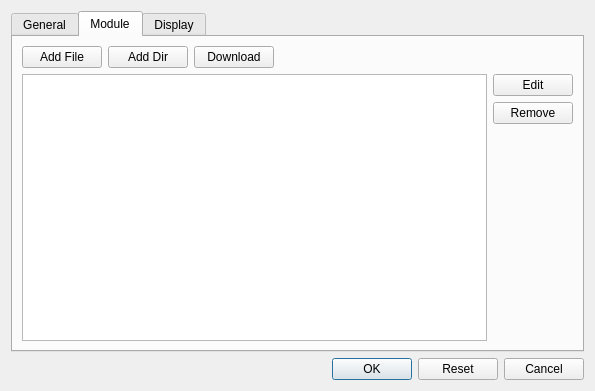
The window that src/ui/dialog/settingsdialog.ui (metaxy/openBibleViewer) describes before a commit, drawn with Qt 5.
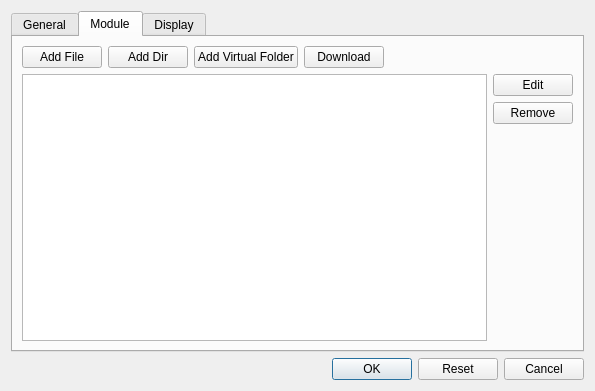
The same window after the commit. The open tabs and pages were chosen to show the change. Icons and pictures are not drawn.

Commit message: working on virtual folder

The edit to the form file:
```diff
--- a/src/ui/dialog/settingsdialog.ui
+++ b/src/ui/dialog/settingsdialog.ui
@@ -107,6 +107,13 @@
              </property>
             </widget>
            </item>
+           <item>
+            <widget class="QPushButton" name="pushButton_addVFolder">
+             <property name="text">
+              <string>Add Virtual Folder</string>
+             </property>
+            </widget>
+           </item>
            <item>
             <widget class="QPushButton" name="pushButton_downloadModule">
              <property name="text">
```
Left out of the diff: 2 changed lines with no effect on the pictures. The commit also changes 3 other files.
